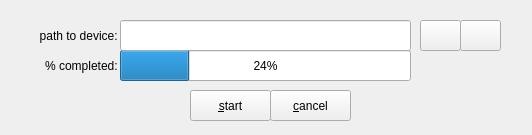
First picture: the form in zuluCrypt-gui/erasedevice.ui, repository mhogomchungu/zuluCrypt, before the edit.
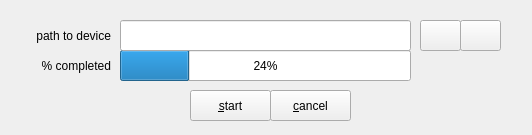
Second picture: the form after the edit.

What changed in the file:
```diff
--- a/zuluCrypt-gui/erasedevice.ui
+++ b/zuluCrypt-gui/erasedevice.ui
@@ -18,12 +18,12 @@
     <rect>
      <x>0</x>
      <y>20</y>
-     <width>121</width>
+     <width>111</width>
      <height>31</height>
     </rect>
    </property>
    <property name="text">
-    <string>path to device: </string>
+    <string>path to device</string>
    </property>
    <property name="alignment">
     <set>Qt::AlignRight|Qt::AlignTrailing|Qt::AlignVCenter</set>
@@ -60,12 +60,12 @@
     <rect>
      <x>10</x>
      <y>50</y>
-     <width>111</width>
+     <width>101</width>
      <height>31</height>
     </rect>
    </property>
    <property name="text">
-    <string>% completed: </string>
+    <string>% completed</string>
    </property>
    <property name="alignment">
     <set>Qt::AlignRight|Qt::AlignTrailing|Qt::AlignVCenter</set>
```
